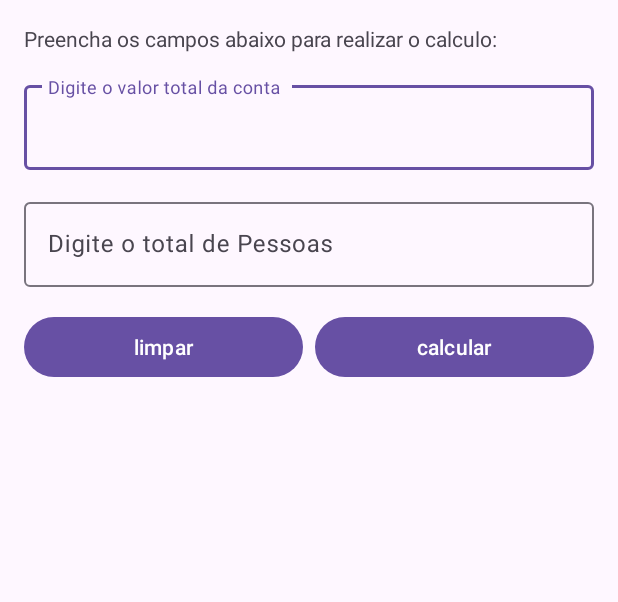
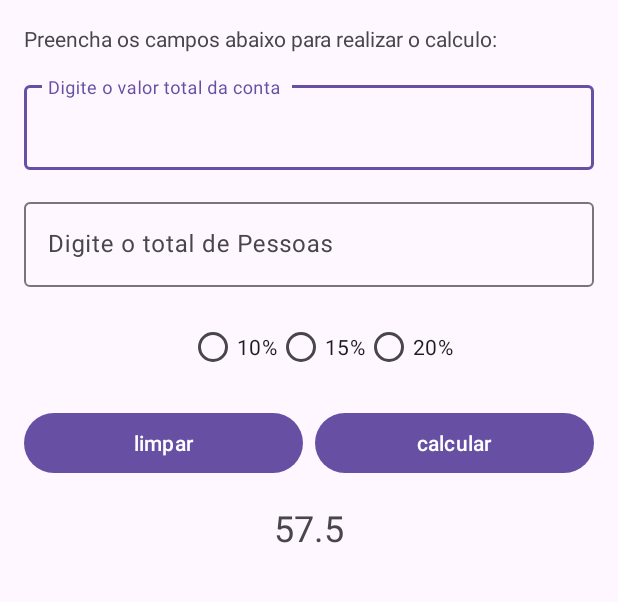
Before and after one commit to marcospavao/TipsCalculator, an Android app: the layout activity_main.xml on its own in the app's theme, with its tools: preview values and no code run, on a phone screen of 412 x 824 dp, the part 89-691 px from its top. Run offline under Robolectric (Android 15) with nearby library versions, the phone set to English and light mode, and no system bars.

Commit message:
Criação da Lógica e desenvolvimento do aplicativo de forma fluida, usando o binding.

```diff
--- a/app/build.gradle.kts
+++ b/app/build.gradle.kts
@@ -15,6 +15,10 @@ android {
         versionName = "1.0"
 
         testInstrumentationRunner = "androidx.test.runner.AndroidJUnitRunner"
+
+        buildFeatures {
+            viewBinding = true
+        }
     }
 
     buildTypes {
--- a/app/src/main/res/layout/activity_main.xml
+++ b/app/src/main/res/layout/activity_main.xml
@@ -5,7 +5,8 @@
     android:id="@+id/main"
     android:layout_width="match_parent"
     android:layout_height="match_parent"
-    tools:context=".MainActivity">
+    tools:context=".MainActivity"
+    android:fitsSystemWindows="true">
 
     <TextView
         android:id="@+id/tv_title"
@@ -38,6 +39,7 @@
         app:layout_constraintTop_toBottomOf="@+id/tv_subtitle">
 
         <com.google.android.material.textfield.TextInputEditText
+            android:id="@+id/tie_total"
             android:layout_width="match_parent"
             android:layout_height="wrap_content"
             android:hint="Digite o valor total da conta "
@@ -57,6 +59,7 @@
         app:layout_constraintTop_toBottomOf="@+id/til_total">
 
         <com.google.android.material.textfield.TextInputEditText
+            android:id="@+id/tie_num_people"
             android:layout_width="match_parent"
             android:layout_height="wrap_content"
             android:hint="Digite o total de Pessoas "
@@ -67,6 +70,39 @@
 
     </com.google.android.material.textfield.TextInputLayout>
 
+    <RadioGroup
+        android:id="@+id/rg_percentage"
+        android:layout_width="match_parent"
+        android:layout_height="wrap_content"
+        android:layout_marginStart="16dp"
+        android:layout_marginTop="16dp"
+        android:gravity="center"
+        android:orientation="horizontal"
+        app:layout_constraintEnd_toEndOf="@+id/til_number_of_people"
+        app:layout_constraintStart_toStartOf="@+id/til_number_of_people"
+        app:layout_constraintTop_toBottomOf="@+id/til_number_of_people">
+
+        <RadioButton
+            android:id="@+id/rb_option1"
+            android:layout_width="wrap_content"
+            android:layout_height="wrap_content"
+            android:text="10%" />
+
+        <RadioButton
+            android:id="@+id/rb_option2"
+            android:layout_width="wrap_content"
+            android:layout_height="wrap_content"
+            android:text="15%" />
+
+        <RadioButton
+            android:id="@+id/rb_option3"
+            android:layout_width="wrap_content"
+            android:layout_height="wrap_content"
+            android:text="20%" />
+
+    </RadioGroup>
+
+
     <Button
         android:id="@+id/btn_clean"
         android:layout_width="0dp"
@@ -74,27 +110,40 @@
         android:layout_marginTop="16dp"
         android:layout_marginEnd="4dp"
         android:text="limpar"
+        app:layout_constraintEnd_toStartOf="@+id/vertical_guideline"
         app:layout_constraintStart_toStartOf="@+id/til_number_of_people"
-        app:layout_constraintEnd_toStartOf="@+id/vertical_guideline"
-        app:layout_constraintTop_toBottomOf="@+id/til_number_of_people" />
+        app:layout_constraintTop_toBottomOf="@+id/rg_percentage" />
 
     <androidx.constraintlayout.widget.Guideline
         android:id="@+id/vertical_guideline"
+        android:layout_width="wrap_content"
+        android:layout_height="wrap_content"
         android:orientation="vertical"
-        app:layout_constraintGuide_percent="0.5"
-        android:layout_width="wrap_content"
-        android:layout_height="wrap_content"/>
+        app:layout_constraintGuide_percent="0.5" />
+
 
     <Button
-        android:id="@+id/btn_calculator"
+        android:id="@+id/btn_done"
         android:layout_width="0dp"
         android:layout_height="wrap_content"
+        android:layout_marginStart="4dp"
         android:layout_marginTop="16dp"
         android:text="calcular"
-        android:layout_marginStart="4dp"
+        app:layout_constraintEnd_toEndOf="@+id/til_number_of_people"
         app:layout_constraintStart_toEndOf="@id/vertical_guideline"
-        app:layout_constraintEnd_toEndOf="@+id/til_number_of_people"
-        app:layout_constraintTop_toBottomOf="@+id/til_number_of_people" />
+        app:layout_constraintTop_toBottomOf="@+id/rg_percentage" />
 
 
+    <TextView
+        android:id="@+id/tv_result"
+        android:layout_width="wrap_content"
+        android:layout_height="wrap_content"
+        android:layout_marginTop="16dp"
+        android:textSize="24dp"
+        android:maxLength="24"
+        app:layout_constraintEnd_toEndOf="parent"
+        app:layout_constraintStart_toStartOf="parent"
+        app:layout_constraintTop_toBottomOf="@+id/btn_clean"
+        tools:text="57.5" />
+
 </androidx.constraintlayout.widget.ConstraintLayout>
```
Also changed, not shown: app/src/main/java/com/example/calculadoradegorjeta/MainActivity.kt (+63 -7 lines).
